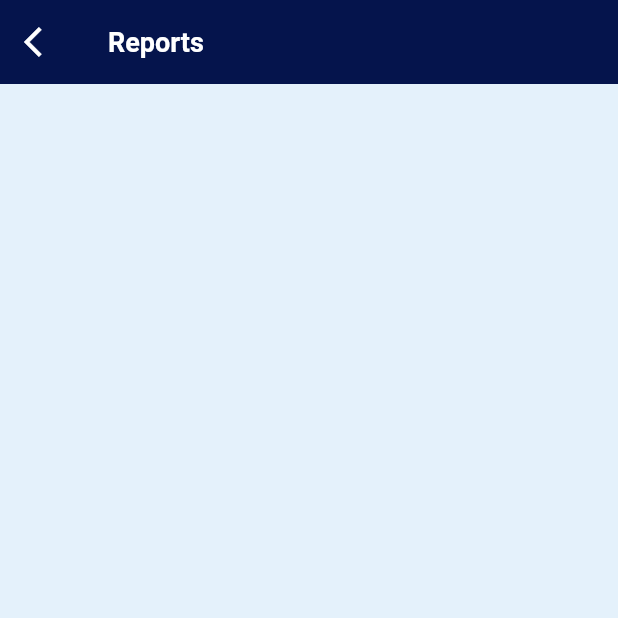
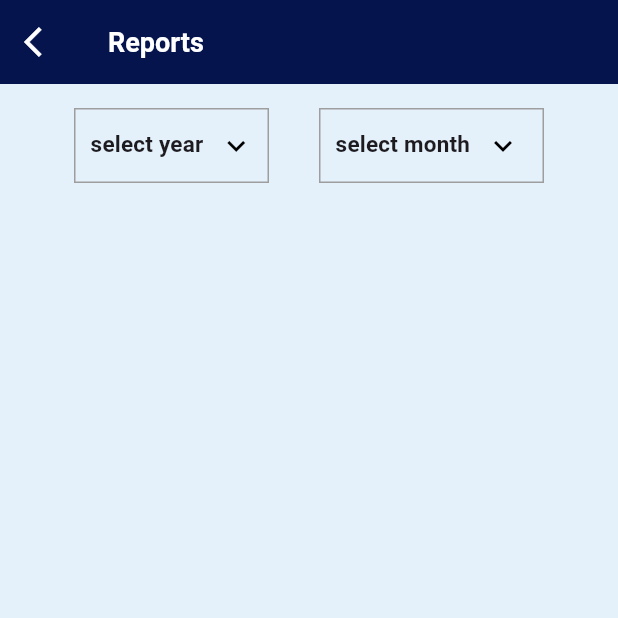
Before and after one commit to AthiraaAthi/project_way, a Flutter app: the ReportsScreen screen opened directly, on a phone screen of 412 x 824 dp, the top half of it. Run offline on Flutter 3.47's test engine with Material 3 defaults, Android fonts, the phone set to English and light mode, and no system bars; our stand-ins replace carousel_slider, pinput, table_calendar.

Commit message:
partially completed reports screen

```diff
--- a/lib/view/reports_screen/reports_screen.dart
+++ b/lib/view/reports_screen/reports_screen.dart
@@ -1,8 +1,41 @@
 import 'package:flutter/material.dart';
 import 'package:project_way/utils/color_constant/color_constant.dart';
 
-class ReportsScreen extends StatelessWidget {
+class ReportsScreen extends StatefulWidget {
   const ReportsScreen({super.key});
+
+  @override
+  State<ReportsScreen> createState() => _ReportsScreenState();
+}
+
+class _ReportsScreenState extends State<ReportsScreen> {
+  List<String> Numbers = [
+    "select year",
+    "2020",
+    "2021",
+    "2022",
+    "2023",
+    "2024",
+    "2025",
+    "2026"
+  ];
+  String dropDownValue = "select year";
+  List<String> Months = [
+    "select month",
+    "Jan",
+    "Feb",
+    "Mar",
+    "Apr",
+    "May",
+    "Jun",
+    "Jul",
+    "Aug",
+    "Sep",
+    "Oct",
+    "Nov",
+    "Dec"
+  ];
+  String dropDownMonthValue = "select month";
 
   @override
   Widget build(BuildContext context) {
@@ -28,6 +61,87 @@ class ReportsScreen extends StatelessWidget {
           ),
         ),
       ),
+      body: Padding(
+        padding: const EdgeInsets.all(16),
+        child: Column(
+          crossAxisAlignment: CrossAxisAlignment.center,
+          children: [
+            Row(
+              mainAxisAlignment: MainAxisAlignment.spaceEvenly,
+              children: [
+                Container(
+                  height: 50,
+                  width: 130,
+                  decoration: BoxDecoration(
+                    border: Border.all(color: Colors.grey),
+                  ),
+                  child: DropdownButton(
+                    icon: Icon(
+                      Icons.keyboard_arrow_down,
+                      color: Colors.black,
+                    ),
+                    underline: Container(),
+                    value: dropDownValue,
+                    items:
+                        Numbers.map<DropdownMenuItem<String>>((String value) {
+                      return DropdownMenuItem<String>(
+                        value: value,
+                        child: Padding(
+                          padding: const EdgeInsets.all(10),
+                          child: Text(
+                            value,
+                            style: TextStyle(
+                                fontWeight: FontWeight.bold, fontSize: 15),
+                          ),
+                        ),
+                      );
+                    }).toList(),
+                    onChanged: (String? value) {
+                      setState(() {
+                        dropDownValue = value!;
+                      });
+                    },
+                  ),
+                ), //first drop down
+                Container(
+                  height: 50,
+                  width: 150,
+                  decoration: BoxDecoration(
+                    border: Border.all(color: Colors.grey),
+                  ),
+                  child: DropdownButton(
+                    icon: Icon(
+                      Icons.keyboard_arrow_down,
+                      color: Colors.black,
+                    ),
+                    underline: Container(),
+                    value: dropDownMonthValue,
+                    items: Months.map<DropdownMenuItem<String>>((String value) {
+                      return DropdownMenuItem<String>(
+                        value: value,
+                        child: Padding(
+                          padding: const EdgeInsets.all(10),
+                          child: Text(
+                            value,
+                            style: TextStyle(
+                                fontWeight: FontWeight.bold, fontSize: 15),
+                          ),
+                        ),
+                      );
+                    }).toList(),
+                    onChanged: (String? value) {
+                      setState(() {
+                        dropDownMonthValue = value!;
+                      });
+                    },
+                  ),
+                ), //second dropdown
+              ],
+            ),
+            Container()
+          ],
+        ),
+      ),
     );
   }
 }
```
